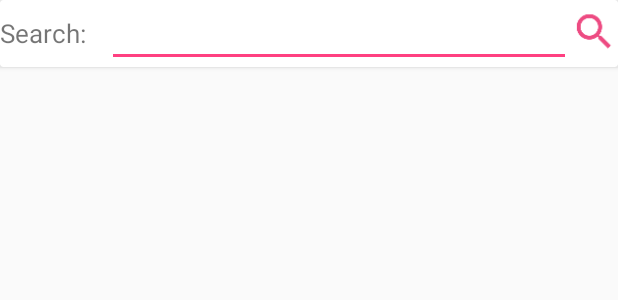
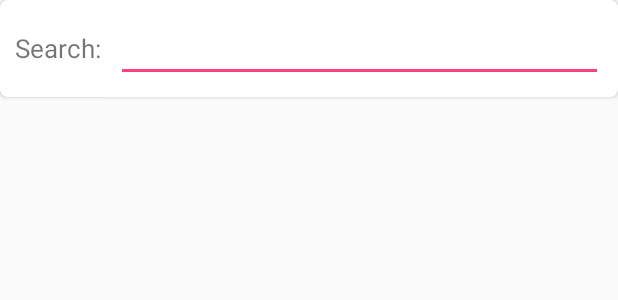
Before and after one commit to mgoodwin14/BreweryBuddy, an Android app: the layout brewery_list_activity.xml on its own in the app's theme, with its tools: preview values and no code run, on a phone screen of 412 x 824 dp. Shown: the top 300 px of the screen. Run offline under Robolectric (Android 15) with nearby library versions, the phone set to English and light mode, and no system bars; network calls fail.

Commit message:
brewery list working

```diff
--- a/app/src/main/java/com/nonvoid/barcrawler/adapter/BreweryListAdapter.java
+++ b/app/src/main/java/com/nonvoid/barcrawler/adapter/BreweryListAdapter.java
@@ -12,6 +12,7 @@ import com.nonvoid.barcrawler.model.BreweryLocation;
 import java.util.List;
 
 import butterknife.BindView;
+import butterknife.ButterKnife;
 
 /**
  * Created by Matt on 5/3/2017.
@@ -27,7 +28,7 @@ public class BreweryListAdapter extends RecyclerView.Adapter<BreweryListAdapter.
 
     @Override
     public BreweryListViewHolder onCreateViewHolder(ViewGroup parent, int viewType) {
-        View view = LayoutInflater.from(parent.getContext()).inflate(R.layout.brewery_list_row, null);
+        View view = LayoutInflater.from(parent.getContext()).inflate(R.layout.brewery_list_row, parent, false);
         BreweryListViewHolder viewHolder = new BreweryListViewHolder(view);
         return viewHolder;
     }
@@ -48,6 +49,7 @@ public class BreweryListAdapter extends RecyclerView.Adapter<BreweryListAdapter.
 
         BreweryListViewHolder(View itemView) {
             super(itemView);
+            ButterKnife.bind(this, itemView);
         }
 
         void setView(BreweryLocation breweryLocation) {
--- a/app/src/main/java/com/nonvoid/barcrawler/datalayer/api/BreweryAPI.java
+++ b/app/src/main/java/com/nonvoid/barcrawler/datalayer/api/BreweryAPI.java
@@ -4,7 +4,8 @@ import com.nonvoid.barcrawler.model.BreweryLocation;
 
 import java.util.List;
 
-import rx.Observable;
+import io.reactivex.Observable;
+
 
 /**
  * Created by Matt on 5/5/2017.
--- a/app/src/main/res/layout/brewery_list_activity.xml
+++ b/app/src/main/res/layout/brewery_list_activity.xml
@@ -15,6 +15,7 @@
         android:layout_width="match_parent"
         android:layout_height="match_parent"
         android:orientation="vertical"
+        android:layout_below="@id/search_cardview"
         >
 
         <FrameLayout
--- a/app/src/main/res/layout/brewery_list_fragment.xml
+++ b/app/src/main/res/layout/brewery_list_fragment.xml
@@ -1,5 +1,5 @@
 <?xml version="1.0" encoding="utf-8"?>
-<RelativeLayout xmlns:android="http://schemas.android.com/apk/res/android"
+<LinearLayout xmlns:android="http://schemas.android.com/apk/res/android"
     android:layout_width="match_parent" android:layout_height="match_parent">
 
     <android.support.v7.widget.RecyclerView
@@ -10,4 +10,4 @@
         android:layout_marginTop="5dp"
         />
 
-</RelativeLayout>
+</LinearLayout>
--- a/app/src/main/res/layout/search_view_layout.xml
+++ b/app/src/main/res/layout/search_view_layout.xml
@@ -1,42 +1,43 @@
 <?xml version="1.0" encoding="utf-8"?>
 <android.support.v7.widget.CardView xmlns:android="http://schemas.android.com/apk/res/android"
     android:layout_width="match_parent"
-    android:layout_height="match_parent"
+    android:layout_height="wrap_content"
+    xmlns:app="http://schemas.android.com/apk/res-auto"
     android:layout_margin="20dp"
     android:padding="10dp"
     android:id="@+id/search_view"
+    app:cardCornerRadius="5dp"
+    android:elevation="5dp"
     >
 
     <LinearLayout
         android:orientation="horizontal"
         android:layout_width="match_parent"
-        android:layout_height="wrap_content">
+        android:layout_height="wrap_content"
+        android:padding="10dp"
+        >
 
         <TextView
-            android:layout_width="0dp"
+            android:layout_width="wrap_content"
             android:layout_height="wrap_content"
             android:textSize="17sp"
+            android:labelFor="@+id/search_edittext"
             android:text="Search:"
-            android:layout_marginRight="10dp"
-            android:layout_weight="2"
-            />
+            android:layout_marginRight="10dp" />
 
         <EditText
             android:id="@+id/search_edittext"
-            android:layout_width="0dp"
+            android:layout_width="match_parent"
             android:layout_height="wrap_content"
             android:textSize="17sp"
-            android:textAlignment="center"
-            android:layout_weight="10"
-            />
+            android:textAlignment="center" />
 
         <ImageView
             android:id="@+id/search_button"
             android:src="@drawable/ic_search_button"
             android:paddingTop="5dp"
-            android:layout_width="0dp"
-            android:layout_height="wrap_content"
-            android:layout_weight="1"/>
+            android:layout_width="10dp"
+            android:layout_height="10dp" />
     </LinearLayout>
 
 </android.support.v7.widget.CardView>
```
Also changed, not shown: app/src/main/java/com/nonvoid/barcrawler/activity/BreweryListActivity.java (+16 -3 lines), app/src/main/java/com/nonvoid/barcrawler/datalayer/client/BreweryClient.java (+11 -4 lines), app/src/main/java/com/nonvoid/barcrawler/datalayer/service/BeerService.java (+4 -3 lines), app/src/main/java/com/nonvoid/barcrawler/fragment/BreweryListFragment.java (+19 -4 lines), app/src/main/java/com/nonvoid/barcrawler/model/BreweryLocation.java (+17 -1 lines), app/src/main/res/layout/brewery_list_row.xml (+24 -7 lines), 1 other file.
